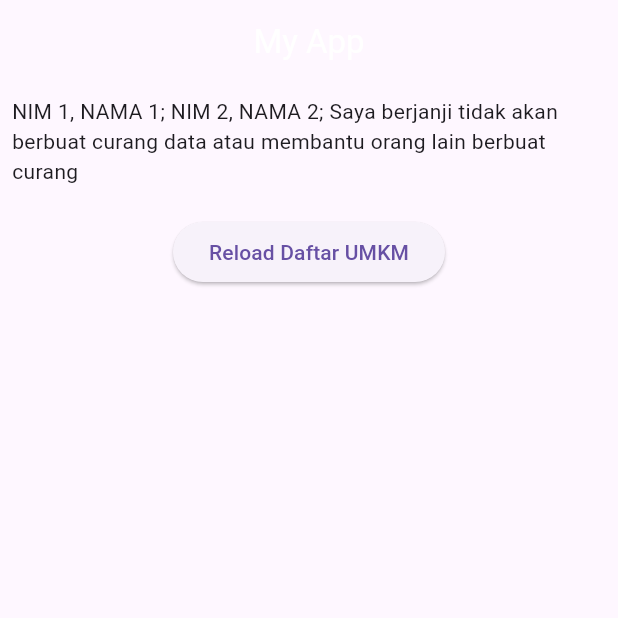
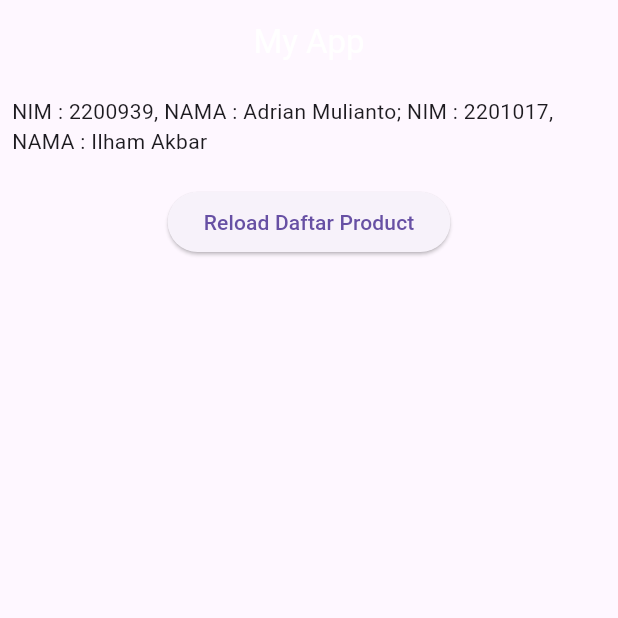
Before and after one commit to adrianKiv/TP3PROVIS2024C2, a Flutter app: the screen it shows after launch, on a phone screen of 412 x 824 dp, the top half of it. Run offline on Flutter 3.47's test engine with Material 3 defaults, Android fonts, the phone set to English and light mode, and no system bars; our stand-ins replace flutter_bloc.

Commit message:
block done

```diff
--- a/Bloc/lib/page/detail_page.dart
+++ b/Bloc/lib/page/detail_page.dart
@@ -11,7 +11,7 @@ class DetailproductPage extends StatelessWidget {
   Widget build(BuildContext context) {
     return Scaffold(
         appBar: AppBar(
-          title: const Text('Detail'),
+          title: const Text('Detail Product'),
           centerTitle: true,
         ),
         body: Column(
--- a/Bloc/lib/page/home_page.dart
+++ b/Bloc/lib/page/home_page.dart
@@ -29,16 +29,16 @@ class HomePage extends StatelessWidget {
               children: [
                 Column(
                   children: [
-                    Text(
-                        'NIM 1, NAMA 1; NIM 2, NAMA 2; Saya berjanji tidak akan berbuat curang data atau membantu orang lain berbuat curang'),
-                    SizedBox(
+                    const Text(
+                        'NIM : 2200939, NAMA : Adrian Mulianto; NIM : 2201017, NAMA : Ilham Akbar'),
+                    const SizedBox(
                       height: 20.0,
                     ),
                     ElevatedButton(
                       onPressed: () {
                         context.read<productListCubit>().fetchData();
                       },
-                      child: const Text('Reload Daftar UMKM'),
+                      child: const Text('Reload Daftar Product'),
                     ),
                     const SizedBox(
                       height: 20.0,
```
